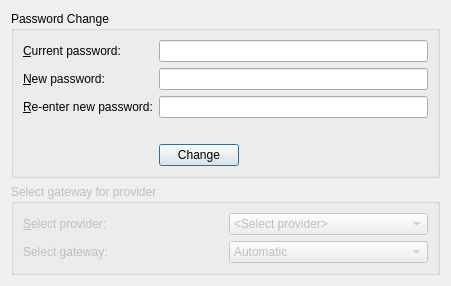
Before: the Qt Designer form src/leap/bitmask/gui/ui/preferences.ui in leapcode/bitmask_client, drawn with Qt 5.
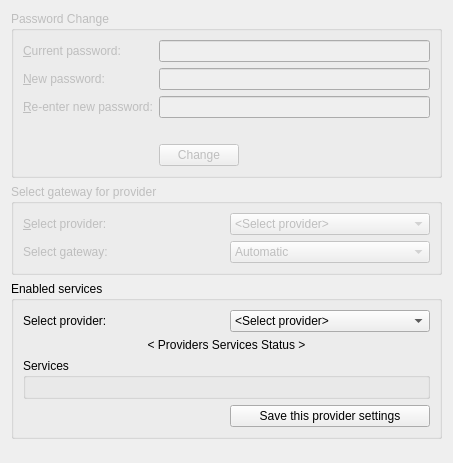
After: the same form once the commit is applied. Icons and pictures are not drawn.

Commit message: Preferences: select enabled services for providers

Patch:
```diff
--- a/src/leap/bitmask/gui/ui/preferences.ui
+++ b/src/leap/bitmask/gui/ui/preferences.ui
@@ -6,8 +6,8 @@
    <rect>
     <x>0</x>
     <y>0</y>
-    <width>451</width>
-    <height>267</height>
+    <width>453</width>
+    <height>463</height>
    </rect>
   </property>
   <property name="windowTitle">
@@ -17,9 +17,12 @@
    <iconset resource="../../../../../data/resources/mainwindow.qrc">
     <normaloff>:/images/mask-icon.png</normaloff>:/images/mask-icon.png</iconset>
   </property>
-  <layout class="QVBoxLayout" name="verticalLayout">
-   <item>
+  <layout class="QGridLayout" name="gridLayout_3">
+   <item row="0" column="0">
     <widget class="QGroupBox" name="gbPasswordChange">
+     <property name="enabled">
+      <bool>false</bool>
+     </property>
      <property name="title">
       <string>Password Change</string>
      </property>
@@ -98,7 +101,64 @@
      </layout>
     </widget>
    </item>
-   <item>
+   <item row="2" column="0">
+    <widget class="QGroupBox" name="gbEnabledServices">
+     <property name="title">
+      <string>Enabled services</string>
+     </property>
+     <layout class="QGridLayout" name="gridLayout_2">
+      <item row="3" column="1">
+       <widget class="QPushButton" name="pbSaveServices">
+        <property name="text">
+         <string>Save this provider settings</string>
+        </property>
+       </widget>
+      </item>
+      <item row="2" column="0" colspan="2">
+       <widget class="QGroupBox" name="gbServices">
+        <property name="title">
+         <string>Services</string>
+        </property>
+        <property name="flat">
+         <bool>false</bool>
+        </property>
+        <layout class="QGridLayout" name="gridLayout_4">
+         <item row="0" column="0">
+          <layout class="QVBoxLayout" name="vlServices"/>
+         </item>
+        </layout>
+       </widget>
+      </item>
+      <item row="0" column="1">
+       <widget class="QComboBox" name="cbProvidersServices">
+        <item>
+         <property name="text">
+          <string>&lt;Select provider&gt;</string>
+         </property>
+        </item>
+       </widget>
+      </item>
+      <item row="0" column="0">
+       <widget class="QLabel" name="label_2">
+        <property name="text">
+         <string>Select provider:</string>
+        </property>
+       </widget>
+      </item>
+      <item row="1" column="0" colspan="2">
+       <widget class="QLabel" name="lblProvidersServicesStatus">
+        <property name="text">
+         <string>&lt; Providers Services Status &gt;</string>
+        </property>
+        <property name="alignment">
+         <set>Qt::AlignCenter</set>
+        </property>
+       </widget>
+      </item>
+     </layout>
+    </widget>
+   </item>
+   <item row="1" column="0">
     <widget class="QGroupBox" name="gbGatewaySelector">
      <property name="enabled">
       <bool>false</bool>
@@ -148,7 +208,7 @@
      </layout>
     </widget>
    </item>
-   <item>
+   <item row="3" column="0">
     <spacer name="verticalSpacer">
      <property name="orientation">
       <enum>Qt::Vertical</enum>
```
Left out of the diff: 6 changed lines with no effect on the pictures. The commit also changes 3 other files.
